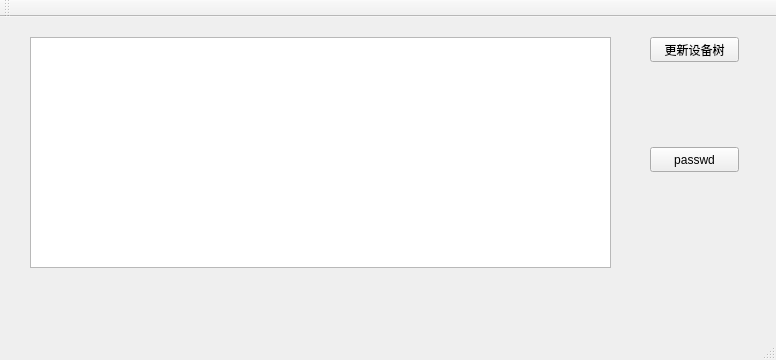
First picture: the form in mainwindow.ui, repository x2816960/Nvidia_Flasher, before the edit.
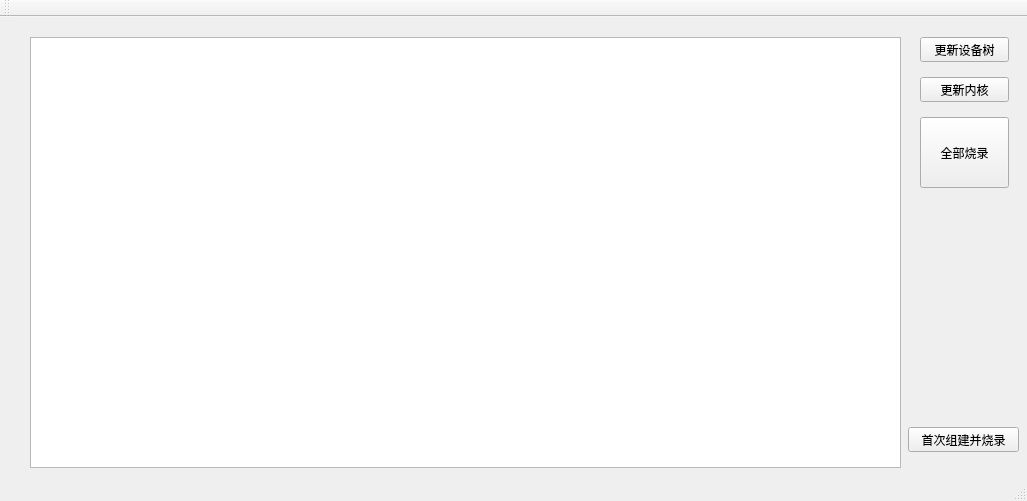
Second picture: the form after the edit.

Patch:
```diff
--- a/mainwindow.ui
+++ b/mainwindow.ui
@@ -6,8 +6,8 @@
    <rect>
     <x>0</x>
     <y>0</y>
-    <width>776</width>
-    <height>360</height>
+    <width>1027</width>
+    <height>501</height>
    </rect>
   </property>
   <property name="windowTitle">
@@ -19,8 +19,8 @@
      <rect>
       <x>30</x>
       <y>20</y>
-      <width>581</width>
-      <height>231</height>
+      <width>871</width>
+      <height>431</height>
      </rect>
     </property>
     <property name="readOnly">
@@ -30,7 +30,7 @@
    <widget class="QPushButton" name="pushButton">
     <property name="geometry">
      <rect>
-      <x>650</x>
+      <x>920</x>
       <y>20</y>
       <width>89</width>
       <height>25</height>
@@ -43,14 +43,40 @@
    <widget class="QPushButton" name="pushButton_3">
     <property name="geometry">
      <rect>
-      <x>650</x>
-      <y>130</y>
+      <x>920</x>
+      <y>60</y>
       <width>89</width>
       <height>25</height>
      </rect>
     </property>
     <property name="text">
-     <string>passwd</string>
+     <string>更新内核</string>
+    </property>
+   </widget>
+   <widget class="QPushButton" name="pushButton_2">
+    <property name="geometry">
+     <rect>
+      <x>908</x>
+      <y>410</y>
+      <width>111</width>
+      <height>25</height>
+     </rect>
+    </property>
+    <property name="text">
+     <string>首次组建并烧录</string>
+    </property>
+   </widget>
+   <widget class="QPushButton" name="pushButton_4">
+    <property name="geometry">
+     <rect>
+      <x>920</x>
+      <y>100</y>
+      <width>89</width>
+      <height>71</height>
+     </rect>
+    </property>
+    <property name="text">
+     <string>全部烧录</string>
     </property>
    </widget>
   </widget>
```
Left out of the diff: 2 changed lines with no effect on the pictures.
